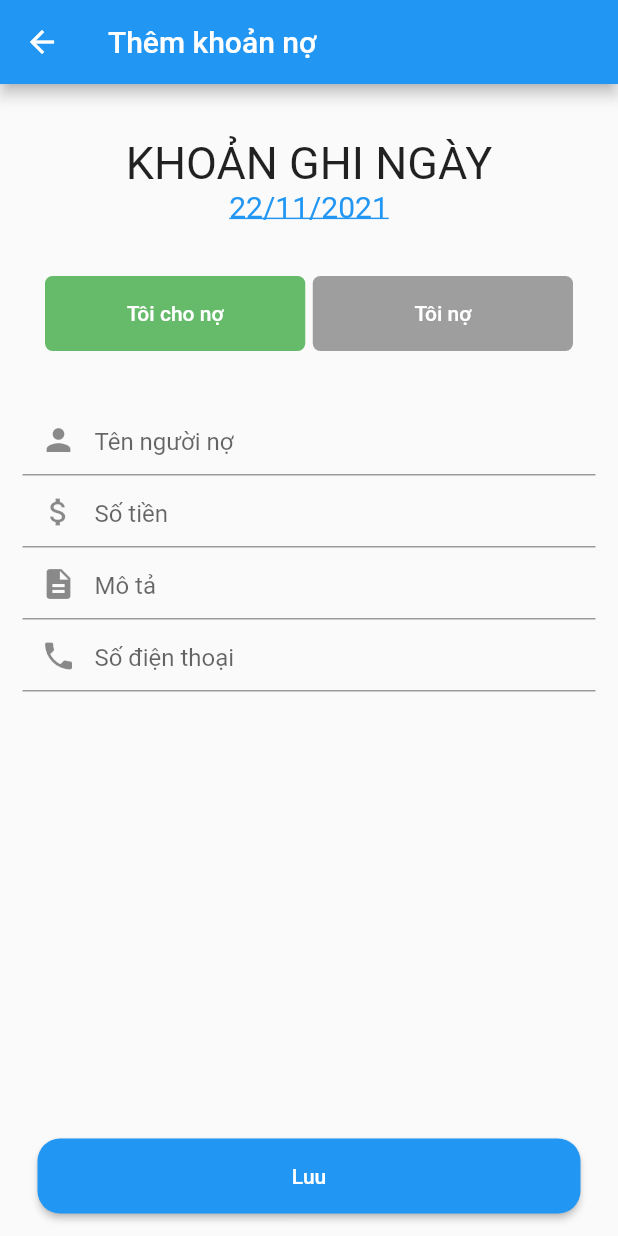
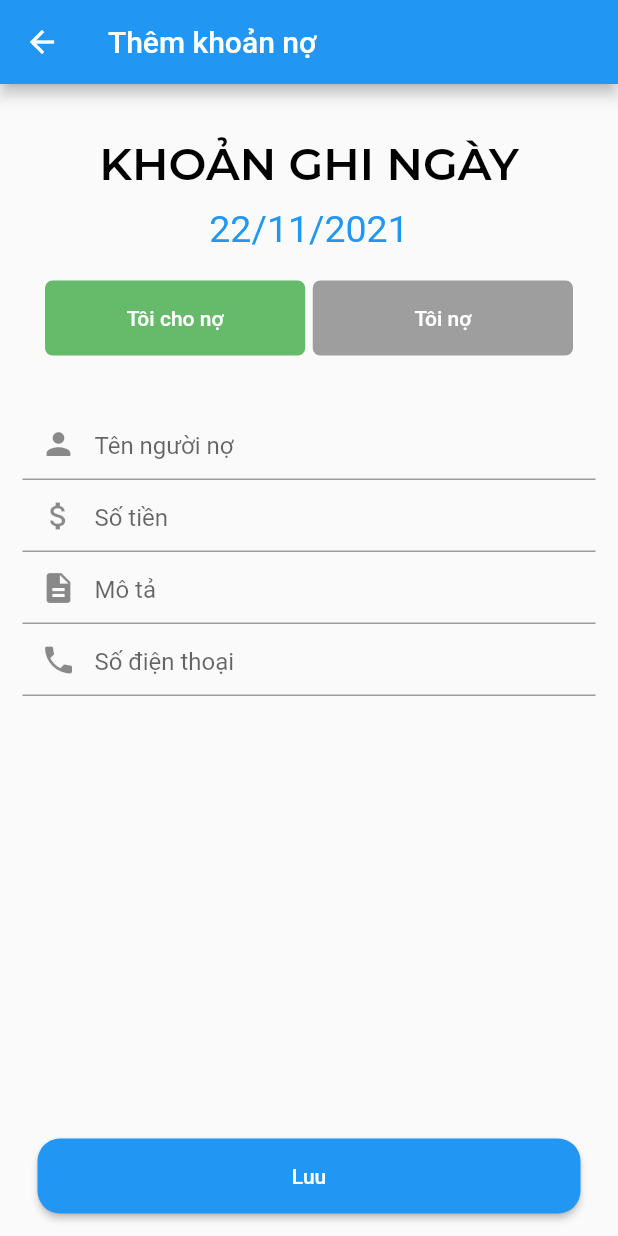
Before and after one commit to lenhatquang97/android-midterm, a Flutter app: the AddDebt screen opened by its route, on a phone screen of 412 x 824 dp. Run offline on Flutter 3.47's test engine with Material 2 defaults, Android fonts, the light colour scheme and no system bars; our stand-ins replace auto_route, cloud_firestore, dio, firebase_auth, firebase_core, flutter_secure_storage and 7 more; missing offline and left inert: flutter_polyline_points; accounts and stored records are empty.

Commit message:
add scroll view

```diff
--- a/lib/screens/add_debt.dart
+++ b/lib/screens/add_debt.dart
@@ -1,6 +1,7 @@
 import 'package:flutter/gestures.dart';
 import 'package:flutter/material.dart';
 import 'package:flutter/rendering.dart';
+import 'package:google_fonts/google_fonts.dart';
 
 class AddDebt extends StatefulWidget {
   const AddDebt({Key? key}) : super(key: key);
@@ -59,16 +60,25 @@ class _AddDebtState extends State<AddDebt> {
           padding: const EdgeInsets.all(15.0),
           child: Column(
             children: [
+              Expanded(
+                child: SingleChildScrollView(
+                  child: Column(children: [
                     Center(
                       child: Padding(
                           padding: const EdgeInsets.only(top: 20),
                           child: Column(children: [
-                      Text("KHOẢN GHI NGÀY", style: TextStyle(fontSize: 30)),
+                            Text("KHOẢN GHI NGÀY",
+                                style: GoogleFonts.montserrat(
+                                    textStyle: const TextStyle(
+                                  color: Colors.black,
+                                  fontWeight: FontWeight.w600,
+                                  fontSize: 30,
+                                  fontStyle: FontStyle.normal,
+                                  decoration: TextDecoration.none,
+                                ))),
+                            const SizedBox(height: 10),
                             RichText(
-                        text: TextSpan(
-                            style: const TextStyle(
-                                color: Colors.black, fontSize: 16),
-                            children: [
+                              text: TextSpan(children: [
                                 TextSpan(
                                   text: _date_time.day.toString() +
                                       "/" +
@@ -76,9 +86,7 @@ class _AddDebtState extends State<AddDebt> {
                                       "/" +
                                       _date_time.year.toString(),
                                   style: const TextStyle(
-                                    color: Colors.blue,
-                                    fontSize: 20,
-                                    decoration: TextDecoration.underline),
+                                      color: Colors.blue, fontSize: 25),
                                   recognizer: TapGestureRecognizer()
                                     ..onTap = () {
                                       showDatePicker(
@@ -86,15 +94,15 @@ class _AddDebtState extends State<AddDebt> {
                                               initialDate: DateTime.now(),
                                               firstDate: DateTime(2001),
                                               lastDate: DateTime(2222))
-                                        .then(
-                                            (date) => {_set_date_time(date!)});
+                                          .then((date) =>
+                                              {_set_date_time(date!)});
                                     },
                                 )
                               ]),
                             ),
                           ])),
                     ),
-              const SizedBox(height: 30),
+                    const SizedBox(height: 15),
                     Center(
                       child: Container(
                         height: 60,
@@ -118,7 +126,8 @@ class _AddDebtState extends State<AddDebt> {
                                       backgroundColor: _button_index
                                           ? MaterialStateProperty.all(
                                               Colors.green[400])
-                                    : MaterialStateProperty.all(Colors.grey),
+                                          : MaterialStateProperty.all(
+                                              Colors.grey),
                                       shape: MaterialStateProperty.all<
                                               RoundedRectangleBorder>(
                                           RoundedRectangleBorder(
@@ -143,8 +152,10 @@ class _AddDebtState extends State<AddDebt> {
                                       shadowColor: MaterialStateProperty.all(
                                           Colors.transparent),
                                       backgroundColor: !_button_index
-                                    ? MaterialStateProperty.all(Colors.red[400])
-                                    : MaterialStateProperty.all(Colors.grey),
+                                          ? MaterialStateProperty.all(
+                                              Colors.red[400])
+                                          : MaterialStateProperty.all(
+                                              Colors.grey),
                                       shape: MaterialStateProperty.all<
                                               RoundedRectangleBorder>(
                                           RoundedRectangleBorder(
@@ -159,8 +170,7 @@ class _AddDebtState extends State<AddDebt> {
                       ),
                     ),
                     const SizedBox(height: 30),
-              Expanded(
-                child: Column(
+                    Column(
                       children: [
                         TextFormField(
                           validator: (value) {
@@ -197,7 +207,10 @@ class _AddDebtState extends State<AddDebt> {
                         ),
                       ],
                     ),
+                  ]),
                 ),
+              ),
+              const SizedBox(height: 15),
               Row(
                 children: [
                   const SizedBox(width: 10),
```
Lines whose indentation alone changed are shown as unchanged.
